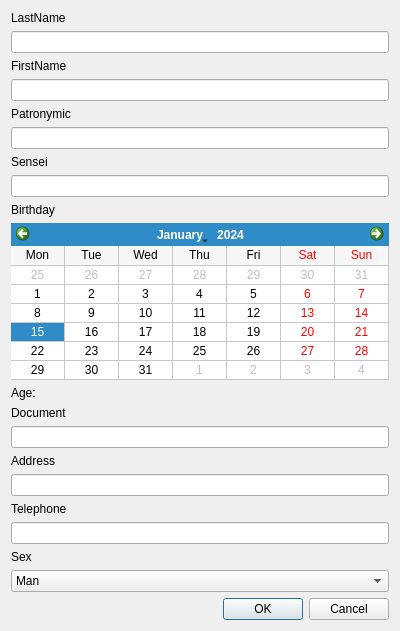
Old version of the form gakuseibesu/addnewprofiledialog.ui in the repository Syjgin/gakuseibesu.
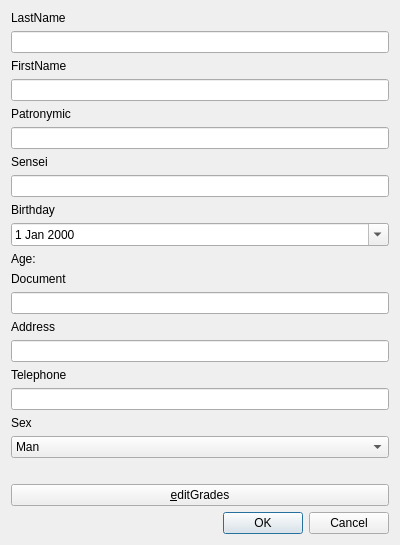
New version of the form.

Diff of the .ui file:
```diff
--- a/gakuseibesu/addnewprofiledialog.ui
+++ b/gakuseibesu/addnewprofiledialog.ui
@@ -7,7 +7,7 @@
     <x>0</x>
     <y>0</y>
     <width>400</width>
-    <height>631</height>
+    <height>542</height>
    </rect>
   </property>
   <property name="windowTitle">
@@ -62,16 +62,10 @@
     </widget>
    </item>
    <item>
-    <widget class="QCalendarWidget" name="calendarWidget">
-     <property name="autoFillBackground">
-      <bool>false</bool>
-     </property>
-     <property name="gridVisible">
+    <widget class="QDateEdit" name="dateEdit">
+     <property name="calendarPopup">
       <bool>true</bool>
      </property>
-     <property name="verticalHeaderFormat">
-      <enum>QCalendarWidget::NoVerticalHeader</enum>
-     </property>
     </widget>
    </item>
    <item>
@@ -136,6 +130,20 @@
      </item>
     </widget>
    </item>
+   <item>
+    <widget class="QLabel" name="lastGrade">
+     <property name="text">
+      <string/>
+     </property>
+    </widget>
+   </item>
+   <item>
+    <widget class="QPushButton" name="editGrades">
+     <property name="text">
+      <string>&amp;editGrades</string>
+     </property>
+    </widget>
+   </item>
    <item>
     <widget class="QDialogButtonBox" name="buttonBox">
      <property name="orientation">
```
